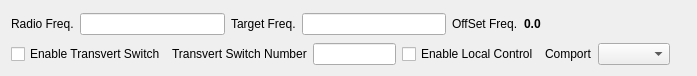
zsteva/backup-minos2, file mqt/MqtRigControl/transvertsetupform.ui: the form before one commit.
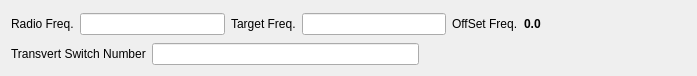
The form after the commit.

Commit message: move the tranvert sw checkboxes and comport box from transvert tab to radio tab

Patch:
```diff
--- a/mqt/MqtRigControl/transvertsetupform.ui
+++ b/mqt/MqtRigControl/transvertsetupform.ui
@@ -83,13 +83,6 @@
    </item>
    <item>
     <layout class="QHBoxLayout" name="horizontalLayout">
-     <item>
-      <widget class="QCheckBox" name="enableTransVertSw">
-       <property name="text">
-        <string>Enable Transvert Switch</string>
-       </property>
-      </widget>
-     </item>
      <item>
       <widget class="QLabel" name="transVertSwNumLbl">
        <property name="text">
@@ -100,23 +93,6 @@
      <item>
       <widget class="QLineEdit" name="transVertSwNum"/>
      </item>
-     <item>
-      <widget class="QCheckBox" name="locTvConChk">
-       <property name="text">
-        <string>Enable Local Control</string>
-       </property>
-      </widget>
-     </item>
-     <item>
-      <widget class="QLabel" name="locComportSwLbl">
-       <property name="text">
-        <string>Comport</string>
-       </property>
-      </widget>
-     </item>
-     <item>
-      <widget class="QComboBox" name="locTVComPortSel"/>
-     </item>
      <item>
       <spacer name="horizontalSpacer_3">
        <property name="orientation">
```
The commit also changes 9 other files.
